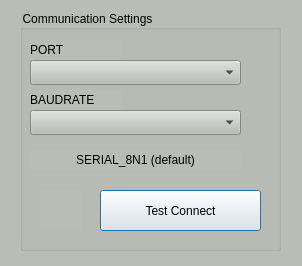
Qt form screens/comm_setting.ui (fikriaziz77/GUIObjectYOLOv8) before a commit.
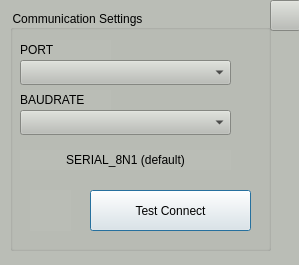
The same form after that commit. Icons and pictures are not drawn.

Patch:
```diff
--- a/screens/comm_setting.ui
+++ b/screens/comm_setting.ui
@@ -6,8 +6,8 @@
    <rect>
     <x>0</x>
     <y>0</y>
-    <width>302</width>
-    <height>266</height>
+    <width>299</width>
+    <height>265</height>
    </rect>
   </property>
   <property name="windowTitle">
@@ -22,7 +22,7 @@
   <widget class="QGroupBox" name="groupBox">
    <property name="geometry">
     <rect>
-     <x>20</x>
+     <x>10</x>
      <y>10</y>
      <width>261</width>
      <height>241</height>
@@ -135,6 +135,23 @@
     </property>
    </widget>
   </widget>
+  <widget class="QPushButton" name="comm_refresh">
+   <property name="geometry">
+    <rect>
+     <x>270</x>
+     <y>0</y>
+     <width>31</width>
+     <height>31</height>
+    </rect>
+   </property>
+   <property name="text">
+    <string/>
+   </property>
+   <property name="icon">
+    <iconset>
+     <normaloff>../assets/refresh.png</normaloff>../assets/refresh.png</iconset>
+   </property>
+  </widget>
  </widget>
  <resources/>
  <connections/>
```
